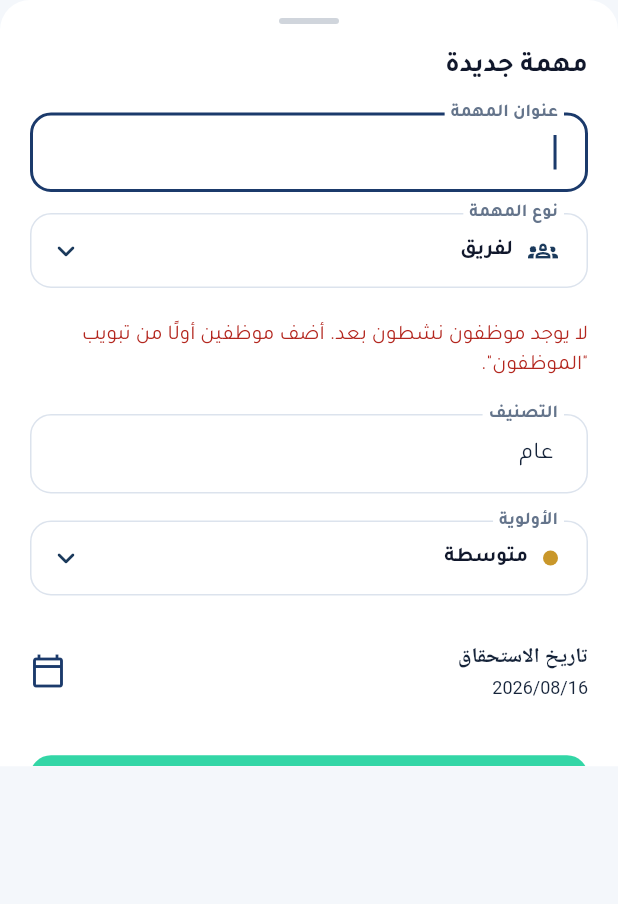
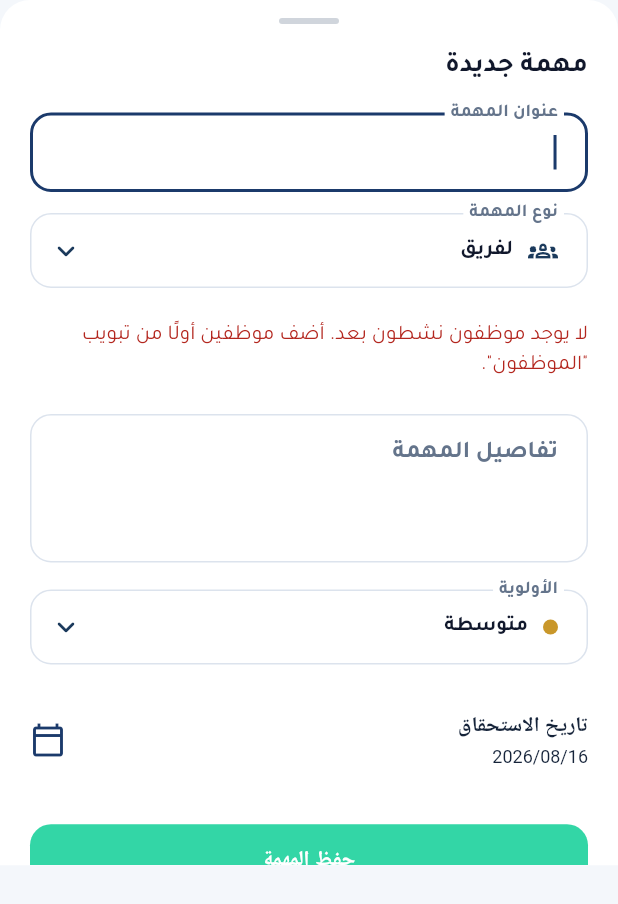
Before and after one commit to naifalabdullah211/neotask-web, a Flutter app: the QuickAddTaskSheet widget shown alone on an empty page, opened directly, on a phone screen of 412 x 824 dp. Shown: the top 904 px of the screen. Run offline on Flutter 3.47's test engine with Material 3 defaults, Android fonts, the light colour scheme and no system bars; our stand-ins replace audioplayers, cloud_firestore, cloud_functions, file_picker, firebase_auth, firebase_core and 6 more; missing offline and left inert: dart:html, excel, flutter_webrtc, record; accounts and stored records are empty.

Commit message:
feat: replace quick-add category with task details

```diff
--- a/lib/screens/manager/quick_add_task_sheet.dart
+++ b/lib/screens/manager/quick_add_task_sheet.dart
@@ -13,8 +13,8 @@ import '../../widgets/neo_selection_field.dart';
 
 /// Quick "add task" bottom sheet opened from the circular FAB on the
 /// manager home screen. Deliberately a REDUCED field set compared to
-/// [ManagerCreateTaskScreen] (title/assignee/category/priority/date only —
-/// no description, no recurrence) per the explicit request: this is meant
+/// [ManagerCreateTaskScreen] (title/assignee/details/priority/date only —
+/// no recurrence or advanced planning fields). This is meant
 /// as a fast quick-add path, not a replacement for the full creation
 /// screen (which remains reachable from the review tab's FAB).
 ///
@@ -42,7 +42,7 @@ class QuickAddTaskSheet extends StatefulWidget {
 class _QuickAddTaskSheetState extends State<QuickAddTaskSheet> {
   final _formKey = GlobalKey<FormState>();
   final _titleCtrl = TextEditingController();
-  final _categoryCtrl = TextEditingController(text: 'عام');
+  final _detailsCtrl = TextEditingController();
 
   AppUser? _selectedEmployee;
   // Manager personal tasks (المهام الشخصية للمدير) — NEW. See the same
@@ -55,7 +55,7 @@ class _QuickAddTaskSheetState extends State<QuickAddTaskSheet> {
   @override
   void dispose() {
     _titleCtrl.dispose();
-    _categoryCtrl.dispose();
+    _detailsCtrl.dispose();
     super.dispose();
   }
 
@@ -83,14 +83,14 @@ class _QuickAddTaskSheetState extends State<QuickAddTaskSheet> {
     try {
       await context.read<TaskProvider>().createTask(
         title: _titleCtrl.text.trim(),
-        description: '',
+        description: _detailsCtrl.text.trim(),
         assignedTo: _isPersonal ? managerUid : _selectedEmployee!.uid,
         assignedBy: managerUid,
         dueDate: _dueDate,
         priority: _priority,
-        category: _categoryCtrl.text.trim().isEmpty
-            ? 'عام'
-            : _categoryCtrl.text.trim(),
+        // Keep the legacy field internally for compatibility with existing
+        // reports and saved tasks; quick-add no longer asks the user to type it.
+        category: 'عام',
       );
       if (!mounted) return;
       Navigator.of(context).pop(true);
@@ -113,9 +113,9 @@ class _QuickAddTaskSheetState extends State<QuickAddTaskSheet> {
       duration: const Duration(milliseconds: 150),
       padding: EdgeInsets.only(bottom: bottomInset),
       child: DraggableScrollableSheet(
-        initialChildSize: 0.62,
+        initialChildSize: 0.7,
         minChildSize: 0.4,
-        maxChildSize: 0.92,
+        maxChildSize: 0.95,
         expand: false,
         builder: (context, scrollController) {
           return Container(
@@ -219,8 +219,14 @@ class _QuickAddTaskSheetState extends State<QuickAddTaskSheet> {
                         ),
                     const SizedBox(height: 14),
                     TextFormField(
-                      controller: _categoryCtrl,
-                      decoration: InputDecoration(labelText: context.tr('التصنيف')),
+                      controller: _detailsCtrl,
+                      minLines: 3,
+                      maxLines: 5,
+                      textCapitalization: TextCapitalization.sentences,
+                      decoration: InputDecoration(
+                        labelText: context.tr('تفاصيل المهمة'),
+                        alignLabelWithHint: true,
+                      ),
                     ),
                     const SizedBox(height: 18),
                     NeoSelectionField<TaskPriority>(
```
